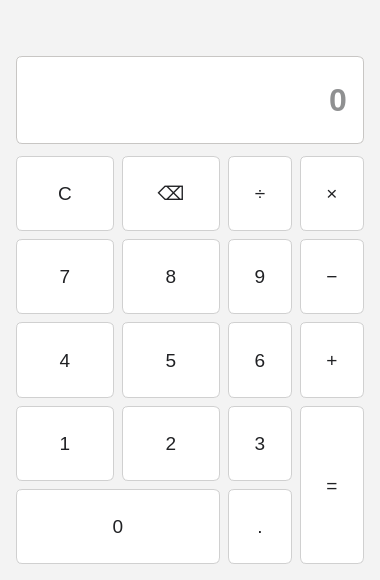
The window that mainwindow.ui (1aw-k/calculation) describes before a commit, drawn with Qt 5.
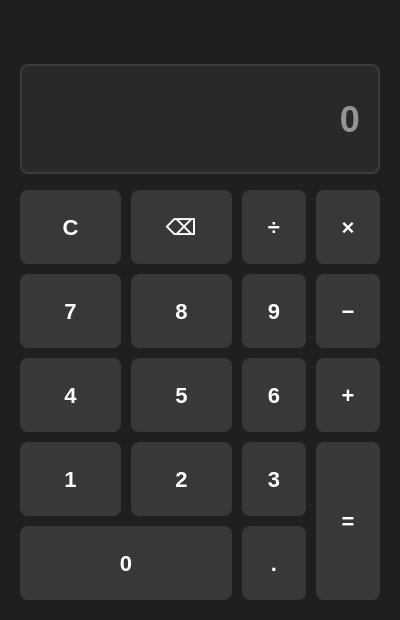
The same window after the commit.

Commit message: style: apply a distinct dark calculator theme

```diff
--- a/mainwindow.ui
+++ b/mainwindow.ui
@@ -6,14 +6,14 @@
    <rect>
     <x>0</x>
     <y>0</y>
-     <width>380</width>
-     <height>580</height>
+     <width>400</width>
+     <height>620</height>
     </rect>
    </property>
    <property name="minimumSize">
     <size>
-     <width>360</width>
-     <height>520</height>
+     <width>380</width>
+     <height>560</height>
     </size>
    </property>
    <property name="windowTitle">
@@ -21,38 +21,39 @@
    </property>
    <property name="styleSheet">
     <string>QMainWindow {
-    background-color: #f3f3f3;
+    background-color: #1f1f1f;
 }
 QWidget#centralwidget {
-    background-color: #f3f3f3;
+    background-color: #1f1f1f;
 }
 QLabel#expressionLabel {
-    color: #5f6368;
-    font-size: 14px;
-    padding: 0px 6px 0px 6px;
+    color: #bdbdbd;
+    font-size: 15px;
+    padding: 0px 8px 0px 8px;
 }
 QLineEdit#displayLineEdit {
-    min-height: 74px;
-    background-color: #ffffff;
-    color: #202124;
-    border: 1px solid #c8c6c4;
-    border-radius: 6px;
-    padding: 6px 14px 6px 14px;
-    font-size: 32px;
-    font-weight: 500;
+    min-height: 86px;
+    background-color: #292929;
+    color: #ffffff;
+    border: 2px solid #3b3b3b;
+    border-radius: 8px;
+    padding: 10px 16px 10px 16px;
+    font-size: 36px;
+    font-weight: 600;
 }
 QLineEdit#displayLineEdit[error="true"] {
-    color: #b3261e;
-    border: 1px solid #b3261e;
+    color: #ffb4ab;
+    border: 2px solid #ffb4ab;
 }
 QPushButton {
-    min-width: 62px;
-    min-height: 52px;
-    border: 1px solid #d0d0d0;
-    border-radius: 6px;
-    background-color: #ffffff;
-    color: #202124;
-    font-size: 19px;
+    min-width: 64px;
+    min-height: 56px;
+    border: none;
+    border-radius: 8px;
+    background-color: #383838;
+    color: #ffffff;
+    font-size: 22px;
+    font-weight: 500;
 }
 QPushButton:hover {
     background-color: #f7f7f7;
@@ -61,25 +62,27 @@
     background-color: #e8e8e8;
 }
 QPushButton[role="digit"] {
-    font-size: 21px;
-    font-weight: 500;
+    background-color: #3b3b3b;
+    font-size: 23px;
 }
 QPushButton[role="operator"] {
-    background-color: #ededed;
-    font-size: 22px;
+    background-color: #2f2f2f;
+    color: #75d0ff;
+    font-size: 24px;
 }
 QPushButton[role="operator"]:hover {
     background-color: #e4e4e4;
 }
 QPushButton[role="action"] {
-    background-color: #e5e5e5;
-    font-size: 17px;
+    background-color: #2b2b2b;
+    color: #d8d8d8;
+    font-size: 18px;
 }
 QPushButton[role="equals"] {
-    background-color: #0067c0;
-    border-color: #0067c0;
+    background-color: #0f6cbd;
+    border: 2px solid #75d0ff;
     color: #ffffff;
-    font-size: 24px;
+    font-size: 28px;
 }
 QPushButton[role="equals"]:hover {
     background-color: #005a9e;
@@ -93,19 +96,19 @@
    <widget class="QWidget" name="centralwidget">
     <layout class="QVBoxLayout" name="mainVerticalLayout">
      <property name="spacing">
-      <number>12</number>
+      <number>16</number>
      </property>
      <property name="leftMargin">
-      <number>16</number>
+      <number>20</number>
      </property>
      <property name="topMargin">
-      <number>16</number>
+      <number>20</number>
      </property>
      <property name="rightMargin">
-      <number>16</number>
+      <number>20</number>
      </property>
      <property name="bottomMargin">
-      <number>16</number>
+      <number>20</number>
      </property>
      <item>
       <widget class="QLabel" name="expressionLabel">
@@ -148,10 +151,10 @@
      <item>
       <layout class="QGridLayout" name="keypadGridLayout">
        <property name="horizontalSpacing">
-        <number>8</number>
+        <number>10</number>
        </property>
        <property name="verticalSpacing">
-        <number>8</number>
+        <number>10</number>
        </property>
        <item row="0" column="0">
         <widget class="QPushButton" name="clearButton">
```
Left out of the diff: 12 changed lines with no effect on the pictures. The commit also changes 2 other files.
